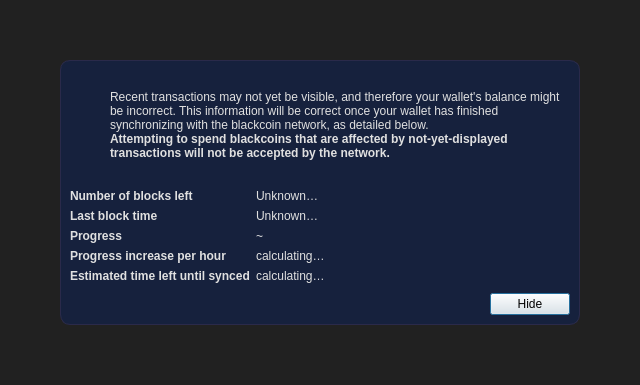
Qt form src/qt/forms/modaloverlay.ui (JJ12880/Validity26) before a commit.
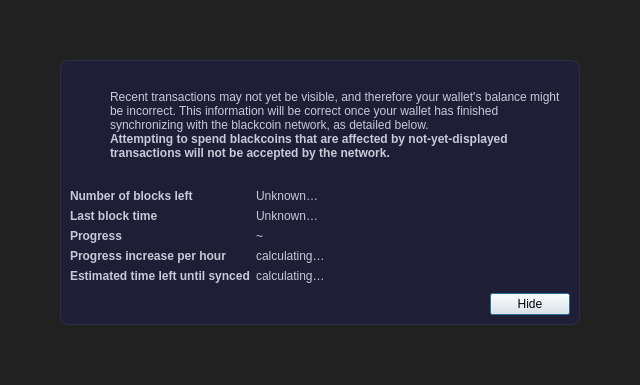
The same form after that commit. Icons and pictures are not drawn.

What changed in the file:
```diff
--- a/src/qt/forms/modaloverlay.ui
+++ b/src/qt/forms/modaloverlay.ui
@@ -50,9 +50,9 @@
       <item>
        <widget class="QWidget" name="contentWidget" native="true">
         <property name="styleSheet">
-         <string notr="true">#contentWidget { background: rgba(22,33,62,245); border: 1px solid #2a2a4a; border-radius: 10px; }
+         <string notr="true">#contentWidget { background: rgba(30,30,54,248); border: 1px solid #2d2d4a; border-radius: 8px; }
 
-QLabel { color: #e0e0e0; }</string>
+QLabel { color: #c8c8d8; }</string>
         </property>
         <layout class="QVBoxLayout" name="verticalLayoutSub" stretch="1,0,0,0">
          <property name="spacing">
```
